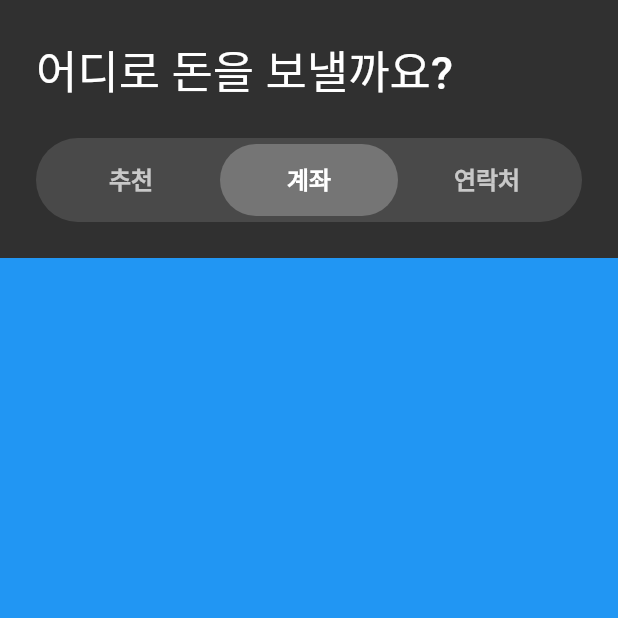
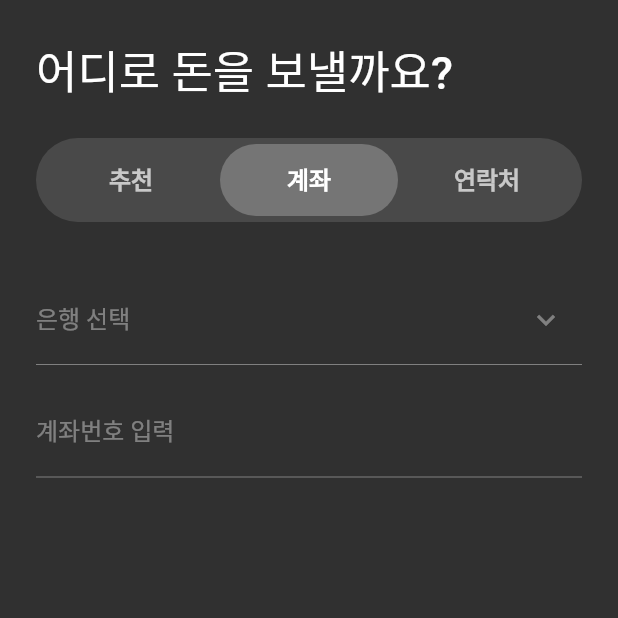
Before and after one commit to johyunchol/flutter_ui_sample, a Flutter app: the TossRemittance screen opened directly, tab 2 chosen, on a phone screen of 412 x 824 dp, the top half of it. Run offline on Flutter 3.47's test engine with Material 2 defaults, Android fonts, the phone set to English and light mode, and no system bars; our stand-ins replace flutter_svg, fluttertoast, get, smooth_page_indicator.

Commit message:
계좌 UI

```diff
--- a/lib/src/toss/account_page.dart
+++ b/lib/src/toss/account_page.dart
@@ -9,9 +9,36 @@ class AccountPage extends StatefulWidget {
 
 class _AccountPageState extends State<AccountPage> {
   @override
+  void initState() {
+    super.initState();
+  }
+
+  @override
   Widget build(BuildContext context) {
-    return Container(
-      color: Colors.blue,
+    return SingleChildScrollView(
+      child: Padding(
+        padding: const EdgeInsets.symmetric(horizontal: 24, vertical: 12),
+        child: Column(
+          children: [
+            TextFormField(
+              decoration: InputDecoration(
+                suffixIcon: Icon(Icons.keyboard_arrow_down),
+                label: Text('은행 선택'),
+                enabled: false
+              ),
+            ),
+
+            SizedBox(height: 16),
+
+            TextFormField(
+              decoration: InputDecoration(
+                  label: Text('계좌번호 입력'),
+                  enabled: false
+              ),
+            ),
+          ],
+        ),
+      ),
     );
   }
 }
```
